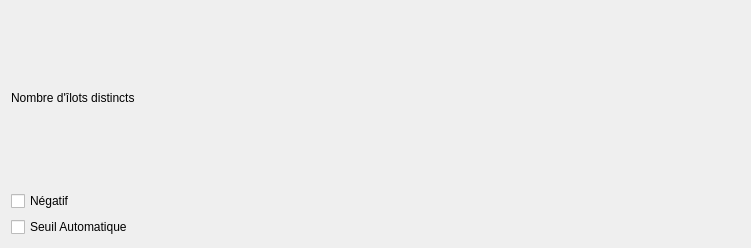
Before: the Qt Designer form contourform.ui in AugusteBonnin/CRACKS, drawn with Qt 5.
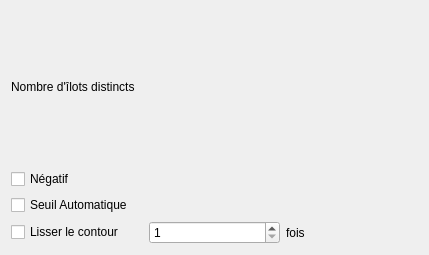
After: the same form once the commit is applied.

```diff
--- a/contourform.ui
+++ b/contourform.ui
@@ -6,8 +6,8 @@
    <rect>
     <x>0</x>
     <y>0</y>
-    <width>751</width>
-    <height>248</height>
+    <width>429</width>
+    <height>255</height>
    </rect>
   </property>
   <property name="windowTitle">
@@ -17,30 +17,52 @@
    <item row="0" column="0">
     <layout class="QVBoxLayout" name="verticalLayout">
      <item>
-      <layout class="QVBoxLayout" name="verticalLayout_2"/>
-     </item>
-     <item>
-      <layout class="QVBoxLayout" name="verticalLayout_3">
+      <layout class="QVBoxLayout" name="verticalLayout_2">
        <item>
-        <widget class="QLabel" name="label_3">
-         <property name="text">
-          <string>Nombre d'îlots distincts</string>
-         </property>
-        </widget>
-       </item>
-       <item>
-        <widget class="QCheckBox" name="checkBox">
-         <property name="text">
-          <string>Négatif</string>
-         </property>
-        </widget>
-       </item>
-       <item>
-        <widget class="QCheckBox" name="checkBox_2">
-         <property name="text">
-          <string>Seuil Automatique</string>
-         </property>
-        </widget>
+        <layout class="QGridLayout" name="gridLayout_2">
+         <item row="2" column="0">
+          <widget class="QCheckBox" name="checkBox_2">
+           <property name="text">
+            <string>Seuil Automatique</string>
+           </property>
+          </widget>
+         </item>
+         <item row="1" column="0">
+          <widget class="QCheckBox" name="checkBox">
+           <property name="text">
+            <string>Négatif</string>
+           </property>
+          </widget>
+         </item>
+         <item row="3" column="0">
+          <widget class="QCheckBox" name="checkBox_3">
+           <property name="text">
+            <string>Lisser le contour</string>
+           </property>
+          </widget>
+         </item>
+         <item row="3" column="1">
+          <widget class="QSpinBox" name="spinBox">
+           <property name="minimum">
+            <number>1</number>
+           </property>
+          </widget>
+         </item>
+         <item row="0" column="0">
+          <widget class="QLabel" name="label_3">
+           <property name="text">
+            <string>Nombre d'îlots distincts</string>
+           </property>
+          </widget>
+         </item>
+         <item row="3" column="2">
+          <widget class="QLabel" name="label">
+           <property name="text">
+            <string>fois</string>
+           </property>
+          </widget>
+         </item>
+        </layout>
        </item>
       </layout>
      </item>
```
